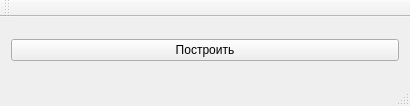
The window that mainwindow.ui (teploff/fractal_growth) describes before a commit, drawn with Qt 5.
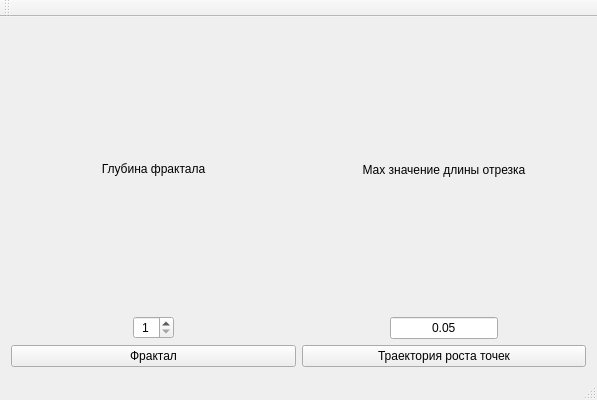
The same window after the commit.

The edit to the form file:
```diff
--- a/mainwindow.ui
+++ b/mainwindow.ui
@@ -6,21 +6,150 @@
    <rect>
     <x>0</x>
     <y>0</y>
-    <width>410</width>
-    <height>106</height>
+    <width>597</width>
+    <height>400</height>
    </rect>
   </property>
   <property name="windowTitle">
    <string>MainWindow</string>
   </property>
   <widget class="QWidget" name="centralWidget">
-   <layout class="QHBoxLayout" name="horizontalLayout">
+   <layout class="QVBoxLayout" name="verticalLayout_3">
     <item>
-     <widget class="QPushButton" name="pushButton">
-      <property name="text">
-       <string>Построить</string>
-      </property>
-     </widget>
+     <layout class="QHBoxLayout" name="horizontalLayout_3">
+      <item>
+       <layout class="QVBoxLayout" name="verticalLayout">
+        <item>
+         <widget class="QLabel" name="label">
+          <property name="text">
+           <string>Глубина фрактала</string>
+          </property>
+          <property name="textFormat">
+           <enum>Qt::AutoText</enum>
+          </property>
+          <property name="alignment">
+           <set>Qt::AlignCenter</set>
+          </property>
+         </widget>
+        </item>
+        <item>
+         <layout class="QHBoxLayout" name="horizontalLayout">
+          <item>
+           <spacer name="horizontalSpacer">
+            <property name="orientation">
+             <enum>Qt::Horizontal</enum>
+            </property>
+            <property name="sizeHint" stdset="0">
+             <size>
+              <width>40</width>
+              <height>20</height>
+             </size>
+            </property>
+           </spacer>
+          </item>
+          <item>
+           <widget class="QSpinBox" name="spinBox">
+            <property name="alignment">
+             <set>Qt::AlignCenter</set>
+            </property>
+            <property name="minimum">
+             <number>1</number>
+            </property>
+            <property name="maximum">
+             <number>10</number>
+            </property>
+           </widget>
+          </item>
+          <item>
+           <spacer name="horizontalSpacer_2">
+            <property name="orientation">
+             <enum>Qt::Horizontal</enum>
+            </property>
+            <property name="sizeHint" stdset="0">
+             <size>
+              <width>40</width>
+              <height>20</height>
+             </size>
+            </property>
+           </spacer>
+          </item>
+         </layout>
+        </item>
+       </layout>
+      </item>
+      <item>
+       <layout class="QVBoxLayout" name="verticalLayout_2">
+        <item>
+         <widget class="QLabel" name="label_2">
+          <property name="text">
+           <string>Max значение длины отрезка</string>
+          </property>
+          <property name="alignment">
+           <set>Qt::AlignCenter</set>
+          </property>
+         </widget>
+        </item>
+        <item>
+         <layout class="QHBoxLayout" name="horizontalLayout_2">
+          <item>
+           <spacer name="horizontalSpacer_3">
+            <property name="orientation">
+             <enum>Qt::Horizontal</enum>
+            </property>
+            <property name="sizeHint" stdset="0">
+             <size>
+              <width>40</width>
+              <height>20</height>
+             </size>
+            </property>
+           </spacer>
+          </item>
+          <item>
+           <widget class="QLineEdit" name="lineEdit">
+            <property name="text">
+             <string>0.05</string>
+            </property>
+            <property name="alignment">
+             <set>Qt::AlignCenter</set>
+            </property>
+           </widget>
+          </item>
+          <item>
+           <spacer name="horizontalSpacer_4">
+            <property name="orientation">
+             <enum>Qt::Horizontal</enum>
+            </property>
+            <property name="sizeHint" stdset="0">
+             <size>
+              <width>40</width>
+              <height>20</height>
+             </size>
+            </property>
+           </spacer>
+          </item>
+         </layout>
+        </item>
+       </layout>
+      </item>
+     </layout>
+    </item>
+    <item>
+     <layout class="QHBoxLayout" name="horizontalLayout_4">
+      <item>
+       <widget class="QPushButton" name="pushButton">
+        <property name="text">
+         <string>Фрактал</string>
+        </property>
+       </widget>
+      </item>
+      <item>
+       <widget class="QPushButton" name="pushButton_2">
+        <property name="text">
+         <string>Траектория роста точек</string>
+        </property>
+       </widget>
+      </item>
+     </layout>
     </item>
    </layout>
   </widget>
```
Left out of the diff: 2 changed lines with no effect on the pictures.
